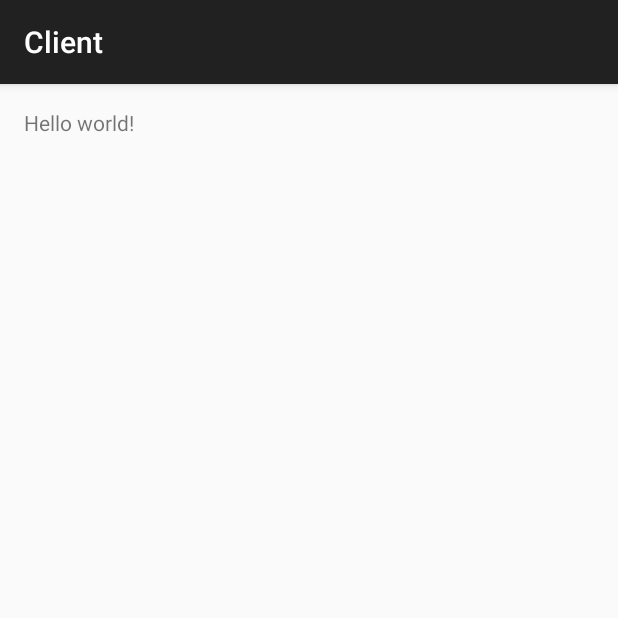
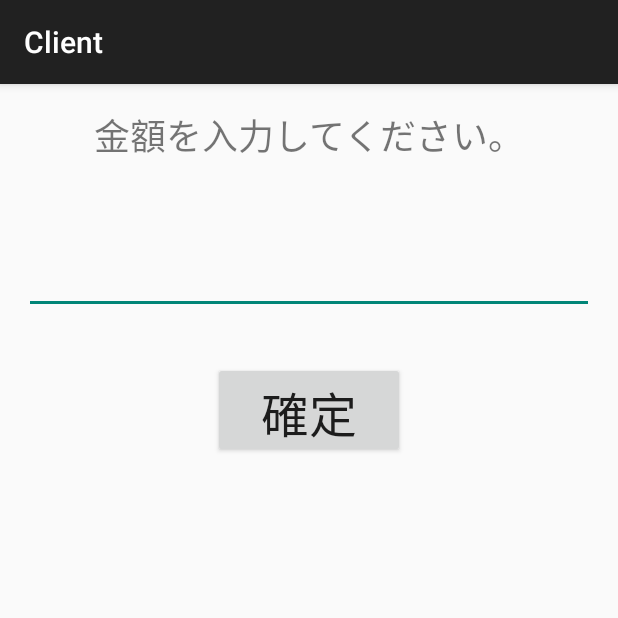
Before and after one commit to shogondo/saacas-credit-demo-client, an Android app: the screen it shows after launch (MainActivity), on a phone screen of 412 x 824 dp, the top half of it. Run offline under Robolectric (Android 15) with nearby library versions, the phone set to English and light mode, and no system bars.

Commit message:
Modify layout of entry amount view

```diff
--- a/app/src/main/res/layout/entry_amount.xml
+++ b/app/src/main/res/layout/entry_amount.xml
@@ -4,9 +4,46 @@
     android:paddingRight="@dimen/activity_horizontal_margin"
     android:paddingTop="@dimen/activity_vertical_margin"
     android:paddingBottom="@dimen/activity_vertical_margin"
-    tools:context=".MainActivity$PlaceholderFragment">
+    tools:context=".MainActivity$PlaceholderFragment"
+    android:id="@+id/root">
 
-    <TextView android:text="@string/hello_world" android:layout_width="wrap_content"
-        android:layout_height="wrap_content" />
+    <TextView android:text="@string/please_entry_amount" android:layout_width="wrap_content"
+        android:layout_height="wrap_content"
+        android:id="@+id/please_entry_amount_label"
+        android:textSize="24dp"
+        android:layout_centerHorizontal="true" />
+
+    <TextView
+        android:layout_width="wrap_content"
+        android:layout_height="wrap_content"
+        android:text="@string/yen"
+        android:id="@+id/yen_label"
+        android:layout_toLeftOf="@+id/amount_text"
+        android:layout_alignBottom="@+id/amount_text"
+        android:textSize="48dp" />
+
+    <EditText
+        android:layout_width="384dp"
+        android:layout_height="wrap_content"
+        android:inputType="numberDecimal"
+        android:ems="10"
+        android:id="@+id/amount_text"
+        android:layout_below="@+id/please_entry_amount_label"
+        android:layout_centerHorizontal="true"
+        android:gravity="right"
+        android:layout_alignParentEnd="false"
+        android:layout_alignParentRight="false"
+        android:textSize="48dp"
+        android:layout_marginTop="16dp"
+        android:layout_marginBottom="32dp" />
+
+    <Button
+        android:layout_width="128dp"
+        android:layout_height="64dp"
+        android:text="@string/settle"
+        android:id="@+id/settle_button"
+        android:layout_below="@+id/amount_text"
+        android:layout_centerHorizontal="true"
+        android:textSize="32dp" />
 
 </RelativeLayout>
--- a/app/src/main/res/values/strings.xml
+++ b/app/src/main/res/values/strings.xml
@@ -1,5 +1,6 @@
 <resources>
     <string name="app_name">Client</string>
-    <string name="hello_world">Hello world!</string>
-    <string name="action_settings">Settings</string>
+    <string name="please_entry_amount">金額を入力してください。</string>
+    <string name="settle">確定</string>
+    <string name="yen">¥</string>
 </resources>
```
